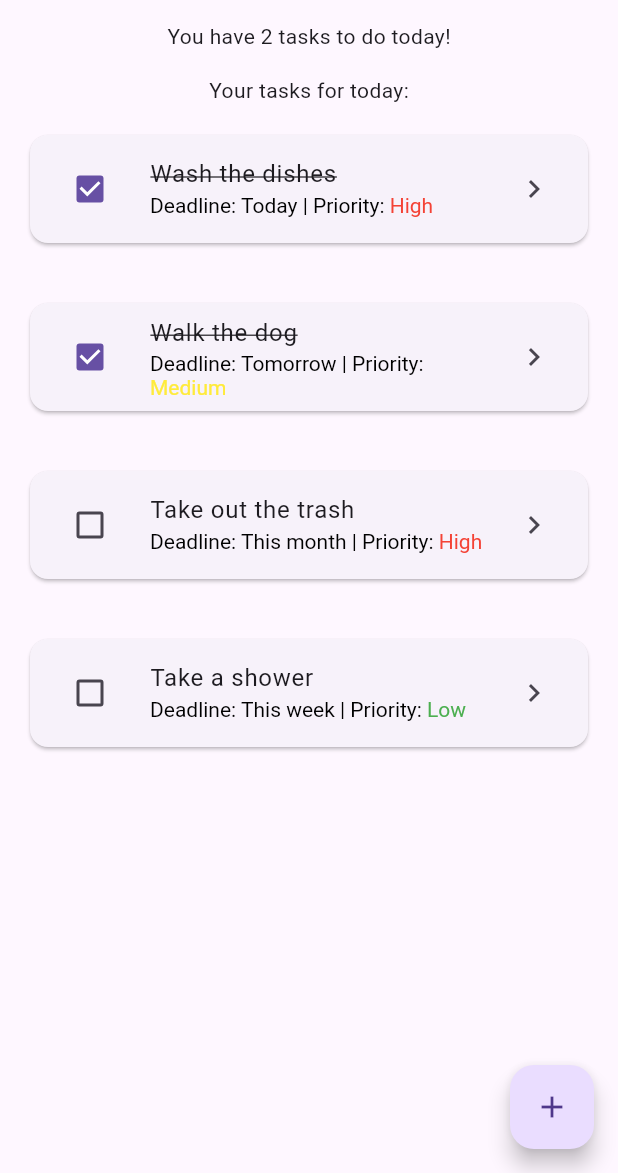
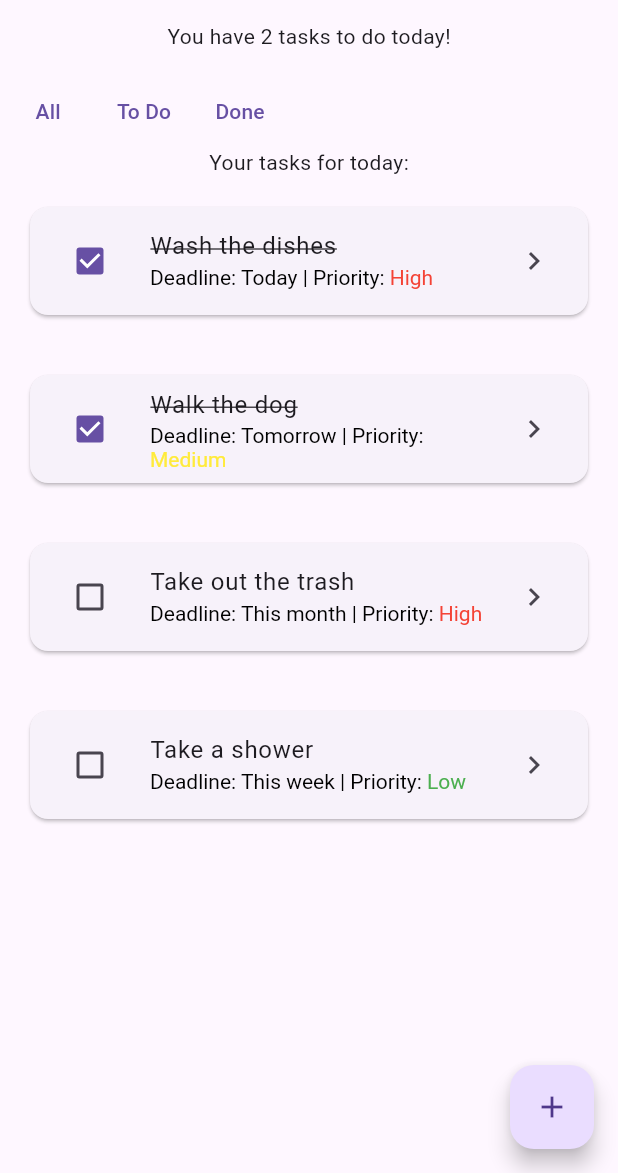
Before and after one commit to BestIsaacPlayer/CrackFlow, a Flutter app: the screen it shows after launch, on a phone screen of 412 x 824 dp, the part 63-1236 px from its top. Run offline on Flutter 3.47's test engine with Material 3 defaults, Android fonts, the phone set to English and light mode, and no system bars.

Commit message:
Add task filtering bases on their completion state

```diff
--- a/lib/main.dart
+++ b/lib/main.dart
@@ -22,8 +22,23 @@ class HomeScreen extends StatefulWidget {
 }
 
 class _HomeScreenState extends State<HomeScreen> {
+  String filter = "All";
+  String selectedFilter = "All";
+
   @override
   Widget build(BuildContext context) {
+    List<Task> filteredTasks = TaskRepository.tasks;
+
+    if (selectedFilter == "Done") {
+      filteredTasks = TaskRepository.tasks
+          .where((task) => task.done)
+          .toList();
+    } else if (selectedFilter == "To Do") {
+      filteredTasks = TaskRepository.tasks
+          .where((task) => !task.done)
+          .toList();
+    }
+
     return Scaffold(
       appBar: AppBar(title: Text("CrackFlow")),
       body: Center(
@@ -34,12 +49,40 @@ class _HomeScreenState extends State<HomeScreen> {
               "You have ${TaskRepository.tasks.where((task) => task.done).length} tasks to do today!",
             ),
             SizedBox(height: 16),
+            Row(
+              children: [
+                TextButton(
+                  onPressed: () {
+                    setState(() {
+                      selectedFilter = "All";
+                    });
+                  },
+                  child: Text("All"),
+                ),
+                TextButton(
+                  onPressed: () {
+                    setState(() {
+                      selectedFilter = "To Do";
+                    });
+                  },
+                  child: Text("To Do"),
+                ),
+                TextButton(
+                  onPressed: () {
+                    setState(() {
+                      selectedFilter = "Done";
+                    });
+                  },
+                  child: Text("Done"),
+                ),
+              ],
+            ),
             Text("Your tasks for today:"),
             Expanded(
               child: ListView.builder(
-                itemCount: TaskRepository.tasks.length,
+                itemCount: filteredTasks.length,
                 itemBuilder: (context, index) {
-                  var task = TaskRepository.tasks[index];
+                  var task = filteredTasks[index];
                   return Dismissible(
                     key: ValueKey(task.title),
                     direction: DismissDirection.startToEnd,
```
